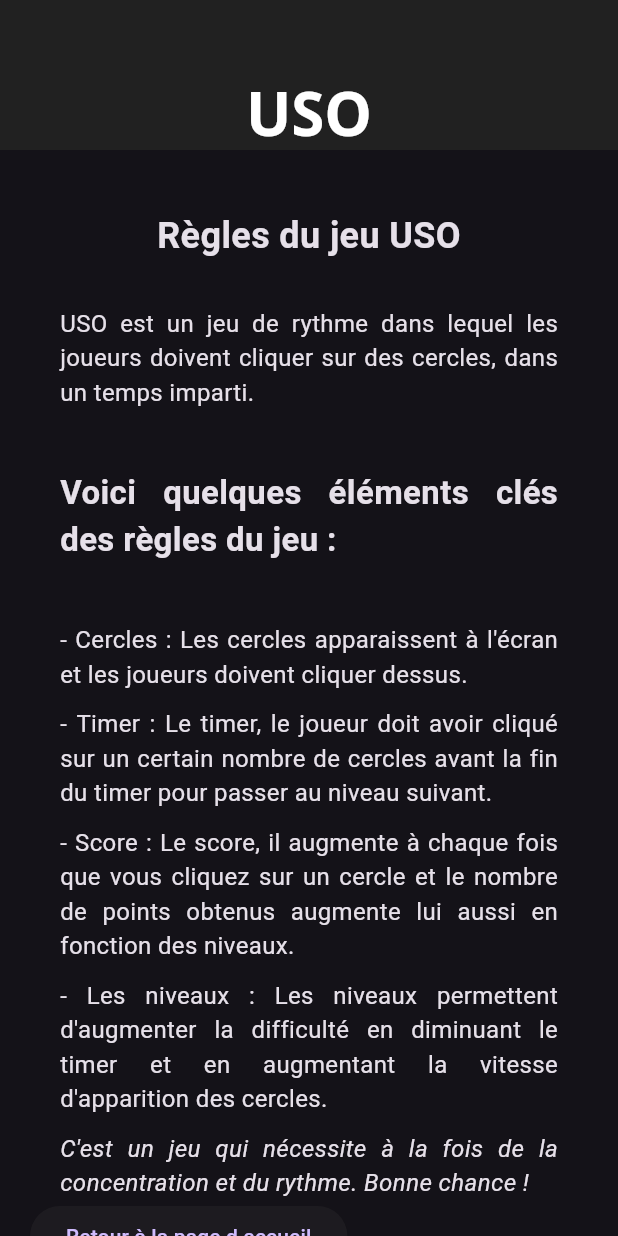
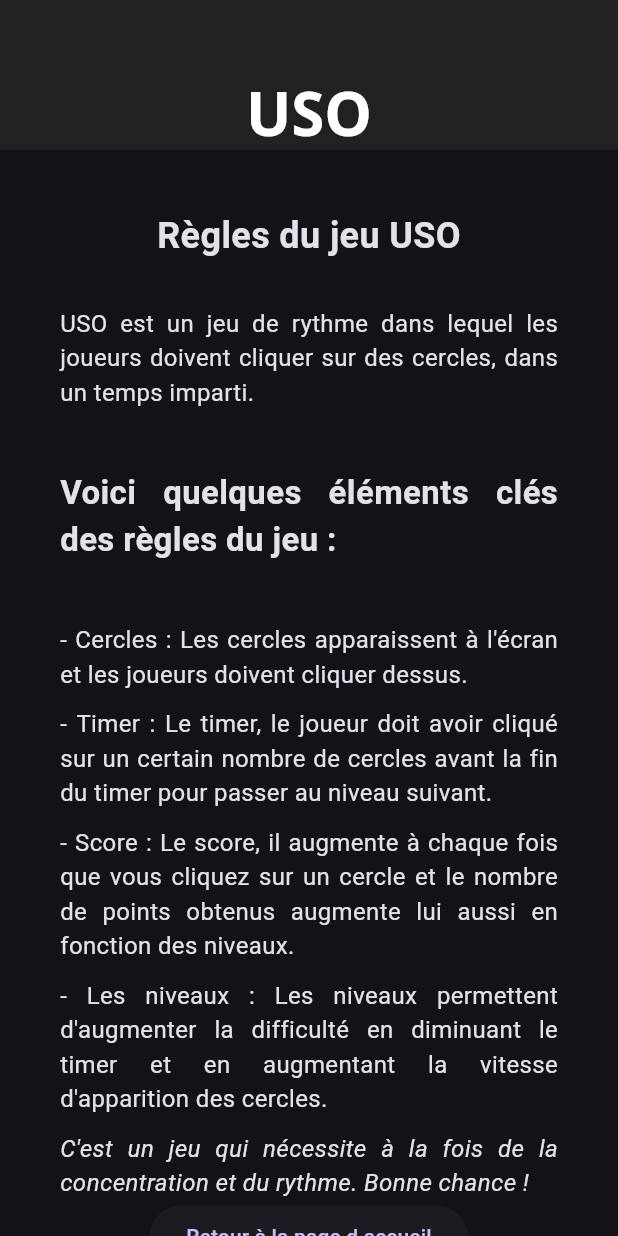
Before and after one commit to RomainMechain/USO, a Flutter app: the screen it shows after launch, after a tap on "Consulter les règles", on a phone screen of 412 x 824 dp. Run offline on Flutter 3.47's test engine with Material 3 defaults, Android fonts, the phone set to English and light mode, and no system bars; our stand-ins replace google_fonts.

Commit message:
Feat/ refonte du theme du home et des règles.

```diff
--- a/lib/UI/Pages/Regle.dart
+++ b/lib/UI/Pages/Regle.dart
@@ -132,7 +132,10 @@ class _RegleState extends State<Regle> {
                   textAlign: TextAlign.justify,
                 ),
               ),
-              ElevatedButton(
+              Container(
+                alignment: Alignment.center,
+                padding: const EdgeInsets.symmetric(horizontal: 20.0),
+                child: ElevatedButton(
                   onPressed: () {
                     Navigator.push(
                       context,
@@ -140,6 +143,7 @@ class _RegleState extends State<Regle> {
                     );
                   },
                   child: const Text('Retour à la page d accueil'),
+                ),
               )
             ],
           ),
--- a/lib/UI/Pages/home.dart
+++ b/lib/UI/Pages/home.dart
@@ -29,24 +29,29 @@ class _HomeState extends State<Home> {
           children: [
             Image.asset(
               'Images/LeLogo.png',
-              width: 150,
-              height: 150,
+              width: 300,
+              height: 300,
             ),
             SizedBox(height: 20),
-            Text("Choisissez ce que vous voulez faire :"),
             SizedBox(height: 20),
             ElevatedButton(
               onPressed: () {
                 // Action à effectuer lorsque le bouton est pressé
               },
-              child: Text('Jouer !'),
+              style: ElevatedButton.styleFrom(
+                padding: EdgeInsets.symmetric(vertical: 22, horizontal: 50),
+              ),
+              child: Text('Jouer !', style: TextStyle(fontSize: 18),),
             ),
             SizedBox(height: 20),
             ElevatedButton(
               onPressed: () {
                 // Action à effectuer lorsque le bouton est pressé
               },
-              child: Text('Voir le score'),
+              style: ElevatedButton.styleFrom(
+                padding: EdgeInsets.symmetric(vertical: 22, horizontal: 50),
+              ),
+              child: Text('Voir le score', style: TextStyle(fontSize: 18),),
             ),
             SizedBox(height: 20),
             ElevatedButton(
@@ -56,7 +61,10 @@ class _HomeState extends State<Home> {
                   MaterialPageRoute(builder: (context) => Regle()),
                 );
               },
-              child: Text('Consulter les règles'),
+              style: ElevatedButton.styleFrom(
+                padding: EdgeInsets.symmetric(vertical: 22, horizontal: 50),
+              ),
+              child: Text('Consulter les règles', style: TextStyle(fontSize: 18),),
             ),
           ],
         ),
--- a/lib/main.dart
+++ b/lib/main.dart
@@ -1,9 +1,11 @@
 import 'package:flutter/material.dart';
 import 'UI/Pages/home.dart';
+import 'UI/mytheme.dart';
 
 void main() {
   runApp(MaterialApp(
     debugShowCheckedModeBanner: false,
+    theme: MyTheme.dark(),
     home: Home(),
   ));
 }
```
Lines whose indentation alone changed are shown as unchanged.
